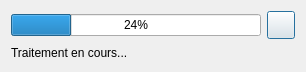
Above: sources/editor/tools/waitingtooldialog.ui from davy7125/polyphone before the change. Below: the same form after it.
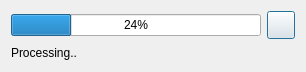
That is the form after the change. Icons and pictures are not drawn.

Patch:
```diff
--- a/sources/editor/tools/waitingtooldialog.ui
+++ b/sources/editor/tools/waitingtooldialog.ui
@@ -47,7 +47,7 @@
    <item row="1" column="0" colspan="3">
     <widget class="QLabel" name="labelProcess">
      <property name="text">
-      <string>Traitement en cours...</string>
+      <string>Processing..</string>
      </property>
     </widget>
    </item>
```
